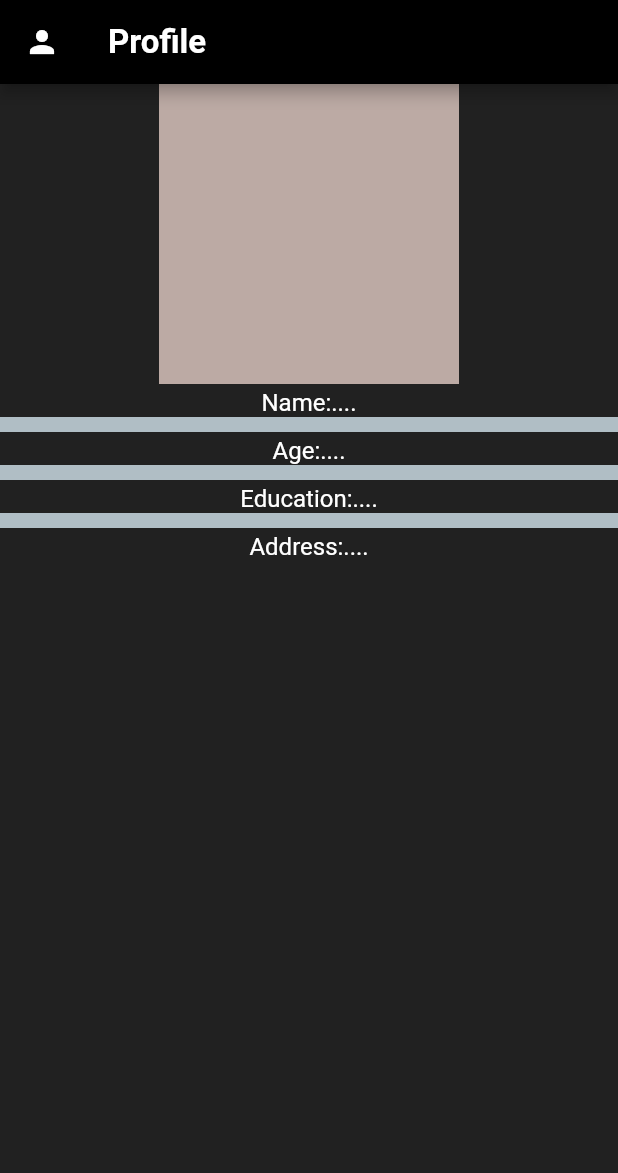
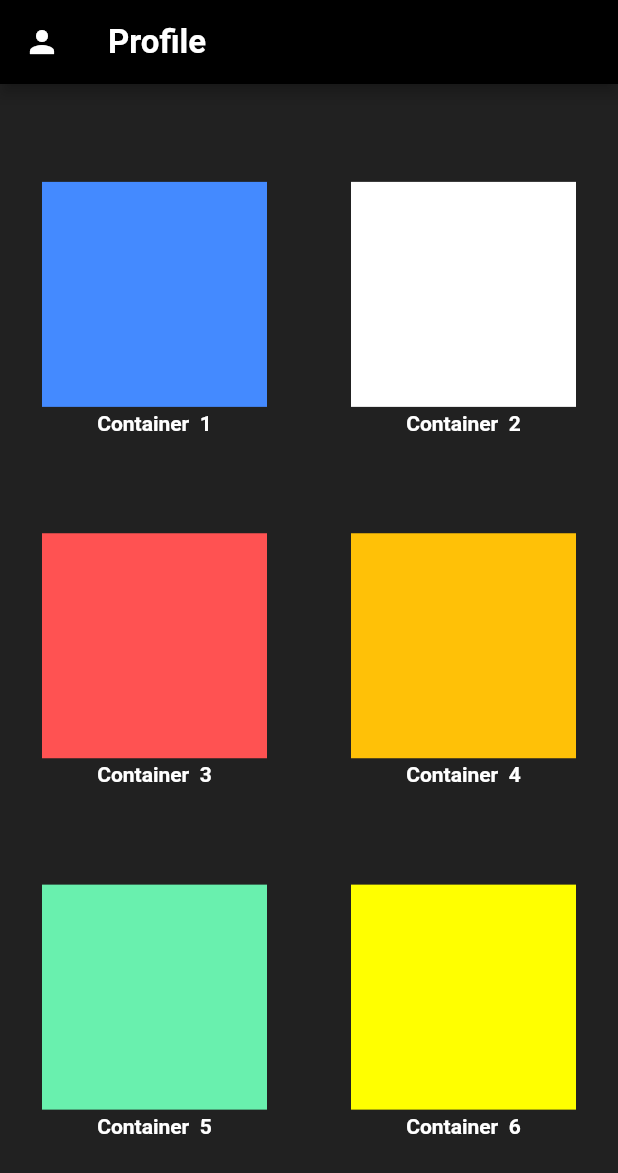
Before and after one commit to bassememad875/dcs_task2, a Flutter app: the screen it shows after launch, on a phone screen of 412 x 824 dp. Shown: the top 1173 px of the screen. Run offline on Flutter 3.47's test engine with Material 2 defaults, Android fonts, the phone set to English and light mode, and no system bars.

Commit message:
Update main.dart

```diff
--- a/lib/main.dart
+++ b/lib/main.dart
@@ -10,7 +10,7 @@ class MyApp extends StatelessWidget {
   Widget build(BuildContext context) {
     return MaterialApp(
       debugShowCheckedModeBanner: false,
-      title: 'DSC Task 1',
+      title: 'DSC Task 2',
       home: MyHomePage(),
     );
   }
@@ -24,20 +24,44 @@ class MyHomePage extends StatefulWidget {
 }
 
 class _MyHomePageState extends State<MyHomePage> {
-  Widget blockOfWidgets(String text, double _width) {
-    return Column(
+  Widget blockOfWidgets(
+      String text, double _width, Color _color, Color _color2, int index) {
+    return Row(
+      mainAxisAlignment: MainAxisAlignment.spaceAround,
       children: [
+        Column(
+          children: [
+            Container(
+              width: _width,
+              height: _width,
+              color: _color,
+            ),
             SizedBox(
               height: 3,
             ),
             Text(
-          text,
-          style: TextStyle(color: Colors.white, fontSize: 16),
+              text + ' $index',
+              style:
+                  TextStyle(color: Colors.white, fontWeight: FontWeight.bold),
             ),
+          ],
+        ),
+        Column(
+          children: [
             Container(
               width: _width,
-          height: 10,
-          color: Colors.blueGrey[200],
+              height: _width,
+              color: _color2,
+            ),
+            SizedBox(
+              height: 3,
+            ),
+            Text(
+              text + ' ' + (++index).toString(),
+              style:
+                  TextStyle(color: Colors.white, fontWeight: FontWeight.bold),
+            ),
+          ],
         ),
       ],
     );
@@ -51,7 +75,7 @@ class _MyHomePageState extends State<MyHomePage> {
     // The Flutter framework has been optimized to make rerunning build methods
     // fast, so that you can just rebuild anything that needs updating rather
     // than having to individually change instances of widgets.
-    var screenSize = MediaQuery.of(context).size;
+
     return Scaffold(
       appBar: AppBar(
         backgroundColor: Colors.black,
@@ -64,21 +88,12 @@ class _MyHomePageState extends State<MyHomePage> {
       ),
       backgroundColor: Colors.grey[900],
       body: Column(
-        mainAxisAlignment: MainAxisAlignment.start,
+        mainAxisAlignment: MainAxisAlignment.spaceEvenly,
         children: <Widget>[
-          Container(
-            height: 200,
-            width: 200,
-            color: Colors.brown[200],
-          ),
-          blockOfWidgets('Name:....', screenSize.width),
-          blockOfWidgets('Age:....', screenSize.width),
-          blockOfWidgets('Education:....', screenSize.width),
-          SizedBox(
-            height: 3,
-          ),
-          Text('Address:....',
-              style: TextStyle(color: Colors.white, fontSize: 16)),
+          blockOfWidgets('Container ', 150, Colors.blueAccent, Colors.white, 1),
+          blockOfWidgets('Container ', 150, Colors.redAccent, Colors.amber, 3),
+          blockOfWidgets(
+              'Container ', 150, Colors.greenAccent, Colors.yellowAccent, 5),
         ],
       ),
     );
```
Lines whose indentation alone changed are shown as unchanged.
